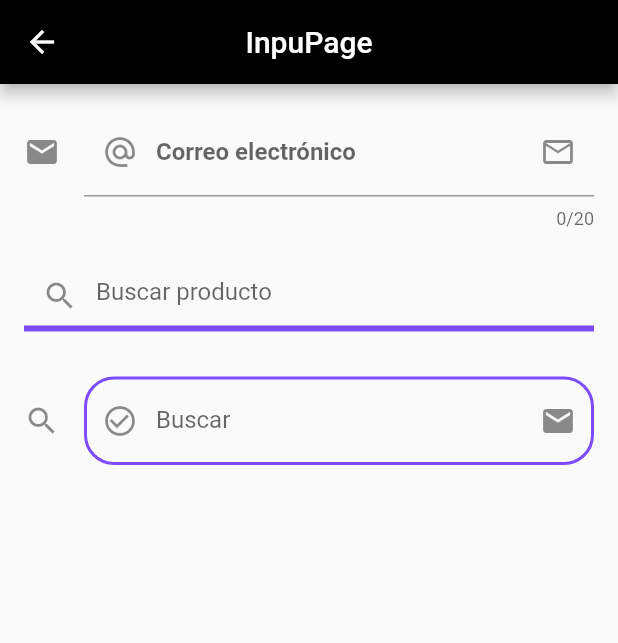
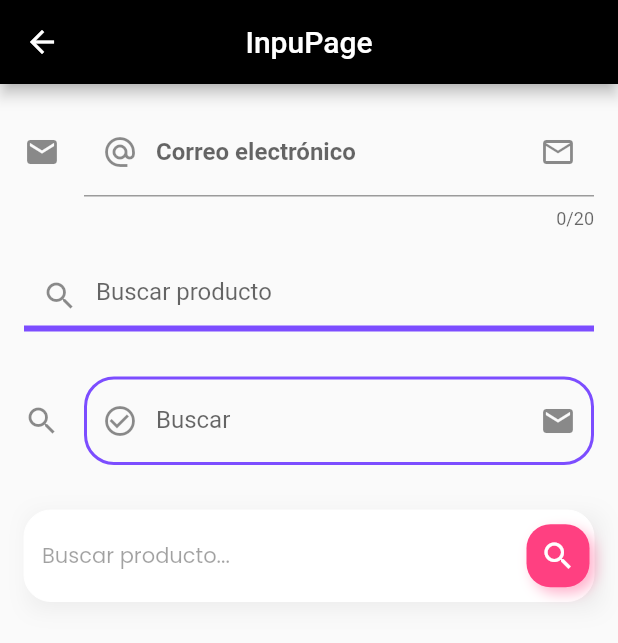
Before and after one commit to eeBarrionuevo/flutter_codigo5_components, a Flutter app: the InputPage screen opened directly, on a phone screen of 412 x 824 dp. Shown: the top 643 px of the screen. Run offline on Flutter 3.47's test engine with Material 2 defaults, Android fonts, the phone set to English and light mode, and no system bars; our stand-ins replace google_fonts; network calls fail.

Commit message:
Input Page 2.6

```diff
--- a/lib/pages/input_page.dart
+++ b/lib/pages/input_page.dart
@@ -1,6 +1,5 @@
-
-
 import 'package:flutter/material.dart';
+import 'package:google_fonts/google_fonts.dart';
 
 class InputPage extends StatelessWidget {
   const InputPage({Key? key}) : super(key: key);
@@ -32,26 +31,26 @@ class InputPage extends StatelessWidget {
                   label: const Text("Correo electrónico"),
                   hintText: "Ingresa tu correo electrónico",
                   hintStyle: TextStyle(
-                    color: Colors.black.withOpacity(0.35),
-                    fontWeight: FontWeight.w400,
-                    fontSize: 16.0
-                  ),
+                      color: Colors.black.withOpacity(0.35),
+                      fontWeight: FontWeight.w400,
+                      fontSize: 16.0),
                   icon: Icon(Icons.email),
                   prefixIcon: Icon(Icons.alternate_email),
                   suffixIcon: Icon(Icons.email_outlined),
                 ),
-                onChanged: (String value){
+                onChanged: (String value) {
                   print(value);
                 },
               ),
               const SizedBox(
                 height: 20.0,
               ),
-
               const TextField(
                 decoration: InputDecoration(
                   hintText: "Buscar producto",
-                  prefixIcon: Icon(Icons.search,),
+                  prefixIcon: Icon(
+                    Icons.search,
+                  ),
                   enabled: true,
                   enabledBorder: UnderlineInputBorder(
                     borderSide: BorderSide(
@@ -73,7 +72,6 @@ class InputPage extends StatelessWidget {
                   ),
                 ),
               ),
-
               const SizedBox(height: 30.0),
               TextField(
                 decoration: InputDecoration(
@@ -98,7 +96,63 @@ class InputPage extends StatelessWidget {
                   ),
                 ),
               ),
+              const SizedBox(height: 30.0),
+              Container(
+                decoration: BoxDecoration(
+                  boxShadow: [
+                    BoxShadow(
+                      color: Colors.black.withOpacity(0.06),
+                      blurRadius: 12,
+                      offset: const Offset(4, 4),
+                    ),
+                  ],
+                ),
+                child: TextField(
+                  decoration: InputDecoration(
+                    filled: true,
+                    fillColor: Colors.white,
+                    hintText: "Buscar producto...",
+                    hintStyle: GoogleFonts.poppins(
+                      fontSize: 14.0,
+                      color: Colors.black.withOpacity(0.37),
+                    ),
 
+                    suffixIcon: Container(
+                      margin: const EdgeInsets.all(3.0),
+                      decoration: BoxDecoration(
+                        color: Colors.pinkAccent,
+                        borderRadius: BorderRadius.circular(16.0),
+                        boxShadow: [
+                          BoxShadow(
+                            color: Colors.pinkAccent.withOpacity(0.4),
+                            offset: const Offset(4, 4),
+                            blurRadius: 7.0,
+                          ),
+                        ],
+                      ),
+                      child: Icon(
+                        Icons.search,
+                        color: Colors.white,
+                      ),
+                    ),
+
+                    enabledBorder: OutlineInputBorder(
+                      borderRadius: BorderRadius.circular(18.0),
+                      borderSide: BorderSide(
+                        color: Colors.white,
+                        width: 0,
+                      ),
+                    ),
+                    focusedBorder: OutlineInputBorder(
+                      borderRadius: BorderRadius.circular(18.0),
+                      borderSide: BorderSide(
+                        color: Colors.white,
+                        width: 0,
+                      ),
+                    ),
+                  ),
+                ),
+              ),
             ],
           ),
         ),
```
